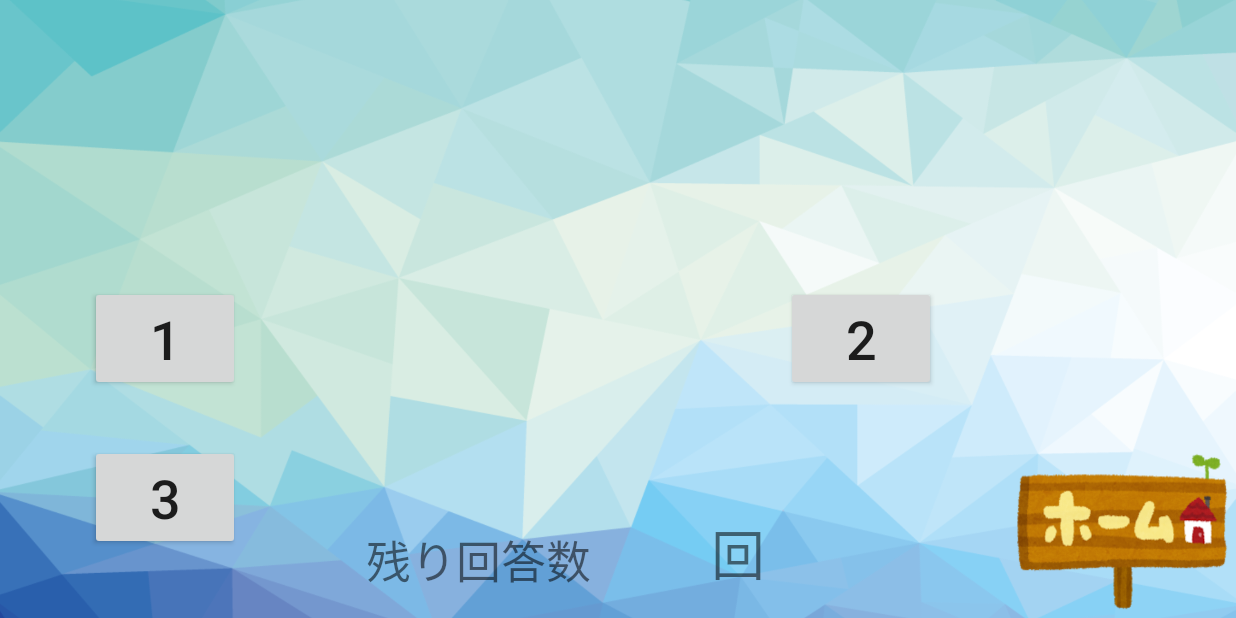
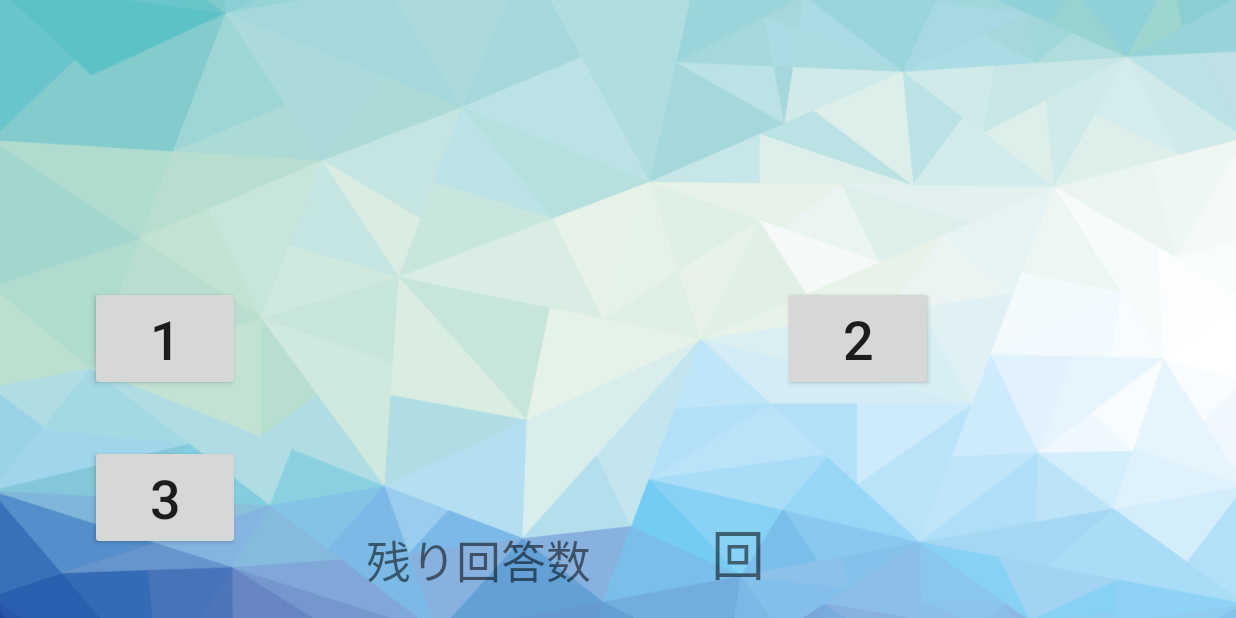
Before and after one commit to TomonoriToda/Main_Painter_v4, an Android app: the qr1 screen opened directly, with no data from a screen before it, on a phone screen of 824 x 412 dp (held sideways). Run offline under Robolectric (Android 15) with nearby library versions, the phone set to English and light mode, and no system bars; Roboto replaces fonts that are not available here; 2 statements that could not run were skipped.

Commit message:
いろいろ変更

```diff
--- a/app/src/main/java/com/example/tomon/main_painter_v1/QR/QrCodeReader.java
+++ b/app/src/main/java/com/example/tomon/main_painter_v1/QR/QrCodeReader.java
@@ -25,6 +25,7 @@ public class QrCodeReader extends AppCompatActivity {
     public static int N3=0;
     public static int N4=0;
     public static int N5=0;
+    public static int Nex=0;
 
 
 
--- a/app/src/main/java/com/example/tomon/main_painter_v1/QR/qr1.java
+++ b/app/src/main/java/com/example/tomon/main_painter_v1/QR/qr1.java
@@ -14,6 +14,7 @@ import com.example.tomon.main_painter_v1.R;
 public class qr1 extends AppCompatActivity{
 
     static int mTransitionCount;
+    static int mTransitionCountex;
     @Override
     protected void onCreate(Bundle savedInstanceState) {
         super.onCreate(savedInstanceState);
@@ -24,6 +25,7 @@ public class qr1 extends AppCompatActivity{
         Button ans3 = findViewById(R.id.ans_3);
         Button ans4 = findViewById(R.id.ans_4);
 
+        /*
         Button home = findViewById(R.id.button_ホームへ);
 
         home.setOnClickListener(new View.OnClickListener() {
@@ -33,7 +35,7 @@ public class qr1 extends AppCompatActivity{
                 startActivity(intent);
             }
         });
-
+*/
 
 
 
@@ -49,19 +51,20 @@ public class qr1 extends AppCompatActivity{
 
         //EX問題の問題と回答をIntent
         Intent intent1 = getIntent();
-        String Qestion_numberex = intent.getStringExtra("Question");
-        String titleex = intent.getStringExtra("Q");
-        String title2Ex = intent.getStringExtra("title");
-        String A1ex = intent.getStringExtra("1");
-        String A2ex = intent.getStringExtra("2");
-        String A3ex = intent.getStringExtra("3");
-        String A4ex = intent.getStringExtra("4");
+        String Qestion_numberex = intent1.getStringExtra("Question");
+        String titleex = intent1.getStringExtra("Q");
+        mTransitionCountex= intent1.getIntExtra("nokori",0);
+        String sub_titleex = intent1.getStringExtra("title");
+        String A1ex = intent1.getStringExtra("1");
+        String A2ex = intent1.getStringExtra("2");
+        String A3ex = intent1.getStringExtra("3");
+        String A4ex = intent1.getStringExtra("4");
 
 
         //Intentで持ってきた値を比較して、その問題と回答をセットする
         switch (Qestion_number) {
             case "1": {
-                setText(title,mTransitionCount,A1, A2, A3, A4);
+                setText(title, mTransitionCount, A1, A2, A3, A4);
                 btClick1 b = new btClick1();
                 ans1.setOnClickListener(b);
                 ans2.setOnClickListener(b);
@@ -70,7 +73,7 @@ public class qr1 extends AppCompatActivity{
                 break;
             }
             case "2": {
-                setText(title,mTransitionCount, A1, A2, A3, A4);
+                setText(title, mTransitionCount, A1, A2, A3, A4);
                 btClick2 b = new btClick2();
                 ans1.setOnClickListener(b);
                 ans2.setOnClickListener(b);
@@ -79,7 +82,7 @@ public class qr1 extends AppCompatActivity{
                 break;
             }
             case "3": {
-                setText(title,mTransitionCount, A1, A2, A3, A4);
+                setText(title, mTransitionCount, A1, A2, A3, A4);
                 btClick3 b = new btClick3();
                 ans1.setOnClickListener(b);
                 ans2.setOnClickListener(b);
@@ -88,7 +91,7 @@ public class qr1 extends AppCompatActivity{
                 break;
             }
             case "4": {
-                setText(title,mTransitionCount, A1, A2, A3, A4);
+                setText(title, mTransitionCount, A1, A2, A3, A4);
                 btClick4 b = new btClick4();
                 ans1.setOnClickListener(b);
                 ans2.setOnClickListener(b);
@@ -97,7 +100,7 @@ public class qr1 extends AppCompatActivity{
                 break;
             }
             case "5": {
-                setText(title,mTransitionCount, A1, A2, A3, A4);
+                setText(title, mTransitionCount, A1, A2, A3, A4);
                 btClick5 b = new btClick5();
                 ans1.setOnClickListener(b);
                 ans2.setOnClickListener(b);
@@ -105,18 +108,16 @@ public class qr1 extends AppCompatActivity{
                 ans4.setOnClickListener(b);
                 break;
             }
-            case "ex": {
-                setTextEx(titleex,mTransitionCount,title2Ex,A1ex,A2ex,A3ex,A4ex);
+        }
+            if (Qestion_numberex.equals("ex")){
+                setTextEx(titleex, mTransitionCount, sub_titleex, A1ex, A2ex, A3ex, A4ex);
                 btClickex b = new btClickex();
                 ans1.setOnClickListener(b);
                 ans2.setOnClickListener(b);
                 ans3.setOnClickListener(b);
                 ans4.setOnClickListener(b);
-                break;
             }
         }
-
-    }
 
     //Intentしてきた問題、回答文をTextViewにセット
     public void setText(String question,Integer i,String q1,String q2,String q3,String q4){
@@ -147,7 +148,7 @@ public class qr1 extends AppCompatActivity{
 
         mondai.setText(question);
         Title.setText(title);
-        nokori.setText(i);
+        nokori.setText(new String(String.valueOf(i)));
         Q1.setText(q1);
         Q2.setText(q2);
         Q3.setText(q3);
@@ -320,12 +321,12 @@ public class qr1 extends AppCompatActivity{
             switch (id) {
                 case R.id.ans_1:
                     NG.putExtra("question","ex");
-                    NG.putExtra("nokori",mTransitionCount);
+                    NG.putExtra("nokori",mTransitionCountex);
                     startActivity(NG);
                     break;
                 case R.id.ans_2:
                     NG.putExtra("question","ex");
-                    NG.putExtra("nokori",mTransitionCount);
+                    NG.putExtra("nokori",mTransitionCountex);
                     startActivity(NG);
                     break;
                 case R.id.ans_3:
@@ -334,7 +335,7 @@ public class qr1 extends AppCompatActivity{
                     break;
                 case R.id.ans_4:
                     NG.putExtra("question","ex");
-                    NG.putExtra("nokori",mTransitionCount);
+                    NG.putExtra("nokori",mTransitionCountex);
                     startActivity(NG);
                     break;
             }
--- a/app/src/main/res/layout/qr1.xml
+++ b/app/src/main/res/layout/qr1.xml
@@ -12,8 +12,10 @@
         android:layout_height="962dp"
         app:layout_constraintBottom_toBottomOf="parent"
         app:layout_constraintEnd_toEndOf="parent"
+        app:layout_constraintHorizontal_bias="0.0"
         app:layout_constraintStart_toStartOf="parent"
         app:layout_constraintTop_toTopOf="parent"
+        app:layout_constraintVertical_bias="0.501"
         app:srcCompat="@drawable/ok_image_haikei" />
 
     <TextView
@@ -24,7 +26,7 @@
         android:layout_marginStart="8dp"
         android:layout_marginTop="8dp"
         android:textAlignment="center"
-        android:textSize="24sp"
+        android:textSize="30sp"
         app:layout_constraintEnd_toEndOf="parent"
         app:layout_constraintStart_toStartOf="parent"
         app:layout_constraintTop_toBottomOf="@+id/textView_title" />
@@ -44,7 +46,7 @@
         android:id="@+id/ans_2"
         android:layout_width="100dp"
         android:layout_height="70dp"
-        android:layout_marginStart="64dp"
+        android:layout_marginStart="16dp"
         android:layout_marginTop="16dp"
         android:text="2"
         android:textSize="36sp"
@@ -70,58 +72,64 @@
         android:layout_width="100dp"
         android:layout_height="70dp"
         android:layout_marginBottom="116dp"
-        android:layout_marginStart="58dp"
+        android:layout_marginStart="12dp"
         android:layout_marginTop="83dp"
         android:text="4"
         android:textSize="36sp"
         app:layout_constraintBottom_toBottomOf="parent"
         app:layout_constraintStart_toEndOf="@+id/textView_回答3"
-        app:layout_constraintTop_toBottomOf="@+id/ans_2" />
+        app:layout_constraintTop_toBottomOf="@+id/ans_2"
+        app:layout_constraintVertical_bias="1.0" />
 
     <TextView
         android:id="@+id/textView_回答1"
-        android:layout_width="300dp"
-        android:layout_height="60dp"
-        android:layout_marginTop="24dp"
-        android:textSize="36sp"
+        android:layout_width="330dp"
+        android:layout_height="100dp"
+        android:layout_marginStart="16dp"
+        android:layout_marginTop="32dp"
+        android:textSize="30sp"
         android:textStyle="bold"
         app:layout_constraintStart_toEndOf="@+id/ans_1"
         app:layout_constraintTop_toBottomOf="@+id/textView_問題" />
 
     <TextView
         android:id="@+id/textView_回答2"
-        android:layout_width="296dp"
-        android:layout_height="60dp"
-        android:layout_marginTop="204dp"
-        android:textSize="36sp"
+        android:layout_width="320dp"
+        android:layout_height="87dp"
+        android:layout_marginStart="12dp"
+        android:layout_marginTop="208dp"
+        android:textSize="30sp"
         android:textStyle="bold"
         app:layout_constraintStart_toEndOf="@+id/ans_2"
         app:layout_constraintTop_toTopOf="parent" />
 
     <TextView
         android:id="@+id/textView_回答3"
-        android:layout_width="303dp"
-        android:layout_height="60dp"
+        android:layout_width="333dp"
+        android:layout_height="90dp"
         android:layout_marginBottom="116dp"
+        android:layout_marginStart="16dp"
         android:layout_marginTop="95dp"
-        android:textSize="36sp"
+        android:textSize="30sp"
         android:textStyle="bold"
         app:layout_constraintBottom_toBottomOf="parent"
         app:layout_constraintStart_toEndOf="@+id/ans_3"
-        app:layout_constraintTop_toBottomOf="@+id/textView_回答1" />
+        app:layout_constraintTop_toBottomOf="@+id/textView_回答1"
+        app:layout_constraintVertical_bias="0.557" />
 
     <TextView
         android:id="@+id/textView_回答4"
-        android:layout_width="292dp"
-        android:layout_height="63dp"
+        android:layout_width="321dp"
+        android:layout_height="92dp"
         android:layout_marginBottom="36dp"
+        android:layout_marginStart="8dp"
         android:layout_marginTop="8dp"
-        android:textSize="36sp"
+        android:textSize="30sp"
         android:textStyle="bold"
         app:layout_constraintBottom_toBottomOf="parent"
         app:layout_constraintStart_toEndOf="@+id/ans_4"
         app:layout_constraintTop_toBottomOf="@+id/textView_回答2"
-        app:layout_constraintVertical_bias="0.468" />
+        app:layout_constraintVertical_bias="0.551" />
 
     <TextView
         android:id="@+id/textView_title"
@@ -134,16 +142,6 @@
         app:layout_constraintEnd_toEndOf="parent"
         app:layout_constraintStart_toStartOf="parent"
         app:layout_constraintTop_toTopOf="parent" />
-
-    <Button
-        android:id="@+id/button_ホームへ"
-        android:layout_width="151dp"
-        android:layout_height="110dp"
-        android:layout_marginBottom="2dp"
-        android:background="@drawable/image_home"
-        android:textSize="24sp"
-        app:layout_constraintBottom_toBottomOf="parent"
-        app:layout_constraintEnd_toEndOf="parent" />
 
     <TextView
         android:id="@+id/textView11"
```
Also changed, not shown: app/src/main/java/com/example/tomon/main_painter_v1/QR/qr1_ans_ng.java (+25 -6 lines), app/src/main/java/com/example/tomon/main_painter_v1/QR/stamp.java (+56 -7 lines), app/src/main/res/layout/answer_stamp.xml (+31 -0 lines).
